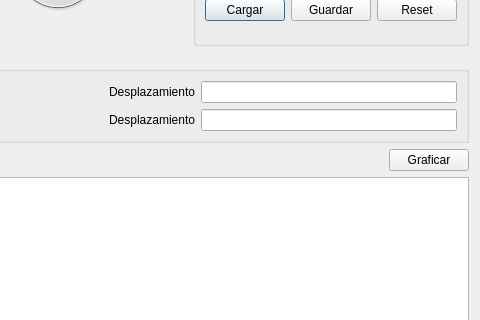
This is interfaz/aeropuerto/dialogconfpista.ui in IgnacioOchoa/SimAerop as Qt 5 draws it before an edit; both pictures show x 230 to 710 and y 113 to 433 of the 710 by 635 pixel window. The edited form follows.
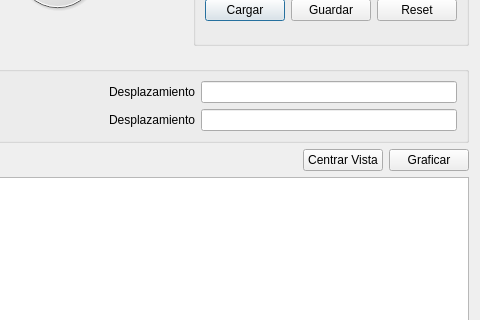
This is the edited form. Custom widgets are drawn as their Qt base class.

```diff
--- a/interfaz/aeropuerto/dialogconfpista.ui
+++ b/interfaz/aeropuerto/dialogconfpista.ui
@@ -277,6 +277,13 @@
        </property>
       </spacer>
      </item>
+     <item>
+      <widget class="QPushButton" name="pbCentrarVista">
+       <property name="text">
+        <string>Centrar Vista</string>
+       </property>
+      </widget>
+     </item>
      <item>
       <widget class="QPushButton" name="pbGraficar">
        <property name="text">
```
